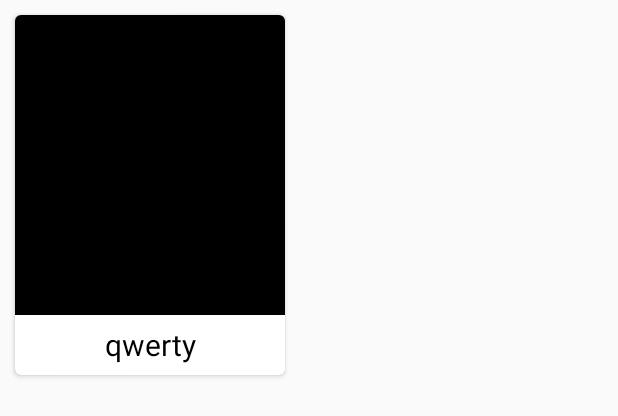
After one commit to Abhishekds94/Movie-Maina, an Android app: the layout cardview_item_movie.xml on its own in the app's theme, with its tools: preview values and no code run, on a phone screen of 412 x 824 dp. The commit adds this screen. Shown: the top 416 px of the screen. Run offline under Robolectric (Android 15) with nearby library versions, the phone set to English and light mode, and no system bars.

Commit message:
RecycerView

```diff
--- /dev/null
+++ b/app/src/main/res/layout/cardview_item_movie.xml
@@ -0,0 +1,35 @@
+<?xml version="1.0" encoding="utf-8"?>
+<androidx.cardview.widget.CardView xmlns:android="http://schemas.android.com/apk/res/android"
+    xmlns:app="http://schemas.android.com/apk/res-auto"
+    android:orientation="vertical"
+    android:layout_width="180dp"
+    android:layout_height="240dp"
+    android:layout_weight="1"
+    app:cardCornerRadius="4dp"
+    android:layout_margin="10dp">
+
+    <LinearLayout
+        android:layout_width="match_parent"
+        android:layout_height="match_parent"
+        android:orientation="vertical">
+
+        <ImageView
+            android:id="@+id/iv_movie_poster"
+            android:layout_width="match_parent"
+            android:layout_height="200dp"
+            android:scaleType="centerCrop"
+            android:background="#000"
+        />
+
+        <TextView
+            android:id="@+id/tv_movie_title"
+            android:layout_width="match_parent"
+            android:layout_height="match_parent"
+            android:text="qwerty"
+            android:textSize="20sp"
+            android:gravity="center"
+            android:textColor="#000"/>
+
+    </LinearLayout>
+
+</androidx.cardview.widget.CardView>
```
Also changed, not shown: app/build.gradle (+6 -4 lines), app/src/main/java/com/abhishek/moviemania/Movie.java (added, +53 -0 lines), app/src/main/java/com/abhishek/moviemania/RecyclerViewAdapter.java (added, +37 -0 lines), app/src/main/res/layout/activity_dashboard.xml (+13 -2 lines).
